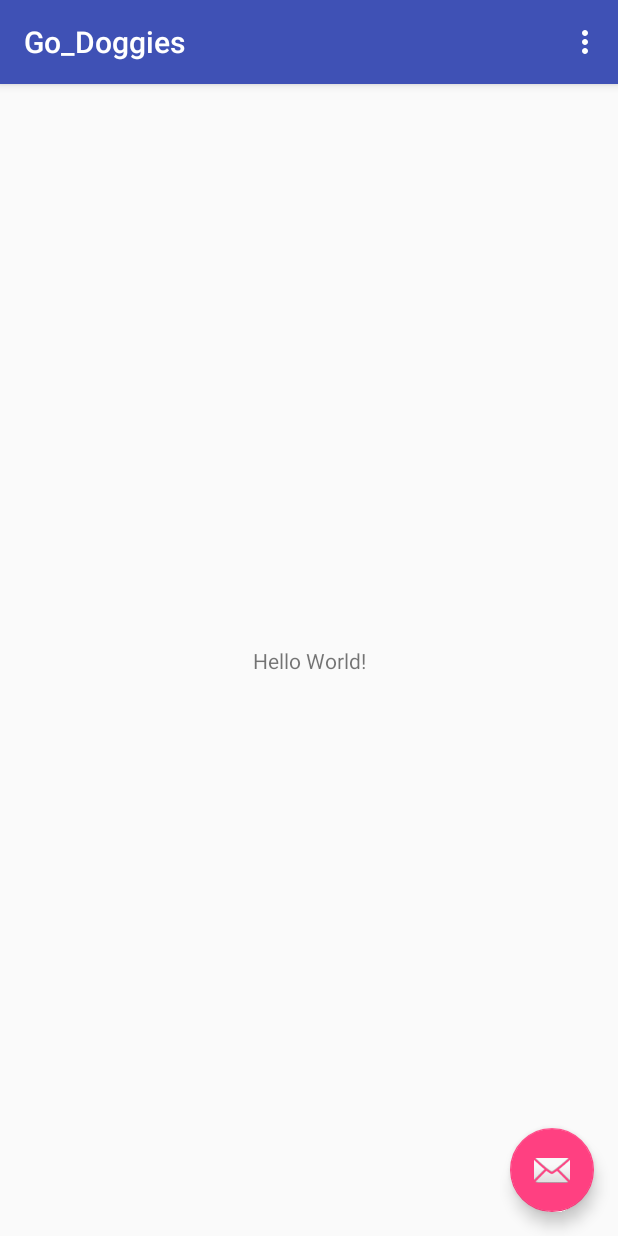
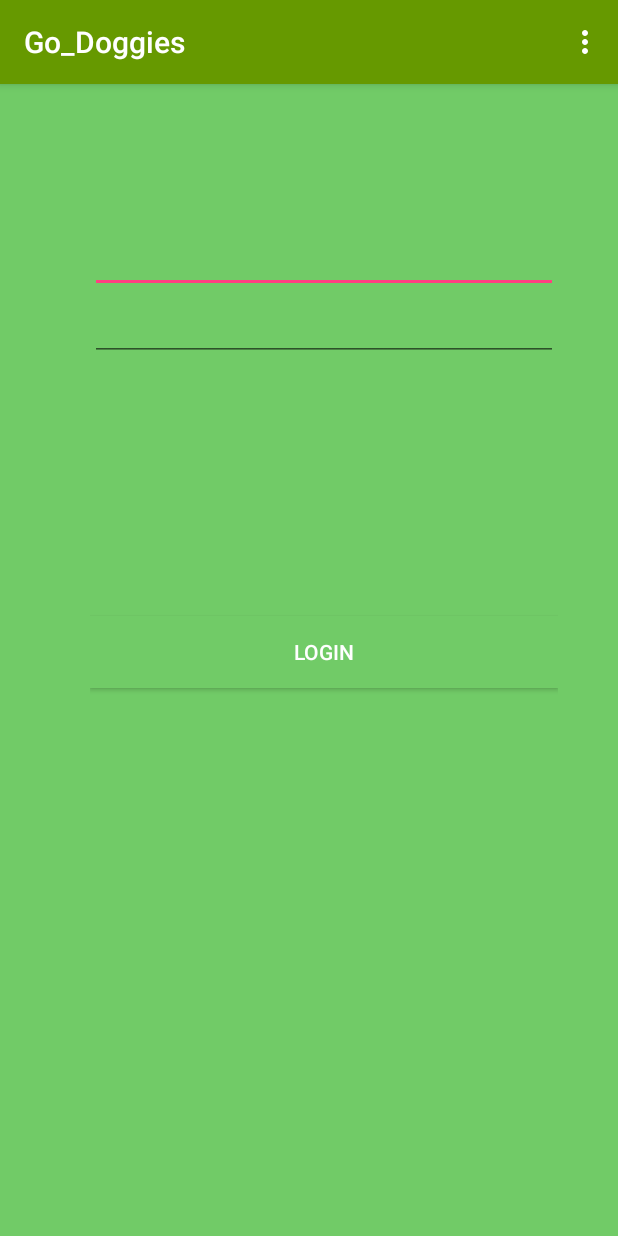
Before and after one commit to anto004/go-doggies, an Android app: the screen it shows after launch (MainActivity), on a phone screen of 412 x 824 dp. Run offline under Robolectric (Android 15) with nearby library versions, the phone set to English and light mode, and no system bars; 2 statements that could not run were skipped.

Commit message:
added login class

```diff
--- a/app/src/main/AndroidManifest.xml
+++ b/app/src/main/AndroidManifest.xml
@@ -1,7 +1,7 @@
 <?xml version="1.0" encoding="utf-8"?>
 <manifest xmlns:android="http://schemas.android.com/apk/res/android"
     package="app.go_doggies.com.go_doggies">
-
+    <uses-permission android:name="android.permission.INTERNET" />
     <application
         android:allowBackup="true"
         android:icon="@mipmap/ic_launcher"
--- a/app/src/main/java/app/go_doggies/com/go_doggies/MainActivity.java
+++ b/app/src/main/java/app/go_doggies/com/go_doggies/MainActivity.java
@@ -1,16 +1,22 @@
 package app.go_doggies.com.go_doggies;
 
 import android.os.Bundle;
-import android.widget.TextView;
-import android.support.design.widget.FloatingActionButton;
-import android.support.design.widget.Snackbar;
 import android.support.v7.app.AppCompatActivity;
 import android.support.v7.widget.Toolbar;
-import android.view.View;
 import android.view.Menu;
 import android.view.MenuItem;
+import android.view.View;
+import android.widget.Button;
+import android.widget.EditText;
+import android.widget.TextView;
+
+import java.util.HashMap;
 
 public class MainActivity extends AppCompatActivity {
+    private final String LOG_TAG = this.getClass().getName();
+    HashMap<String, String> map;
+    EditText username;
+    EditText password;
 
     // Used to load the 'native-lib' library on application startup.
     static {
@@ -24,14 +30,8 @@ public class MainActivity extends AppCompatActivity {
         Toolbar toolbar = (Toolbar) findViewById(R.id.toolbar);
         setSupportActionBar(toolbar);
 
-        FloatingActionButton fab = (FloatingActionButton) findViewById(R.id.fab);
-        fab.setOnClickListener(new View.OnClickListener() {
-            @Override
-            public void onClick(View view) {
-                Snackbar.make(view, "Replace with your own action", Snackbar.LENGTH_LONG)
-                        .setAction("Action", null).show();
-            }
-        });
+        Button loginButton = (Button) findViewById(R.id.login_button);
+        login(loginButton);
 
         // Example of a call to a native method
         TextView tv = (TextView) findViewById(R.id.sample_text);
@@ -65,4 +65,20 @@ public class MainActivity extends AppCompatActivity {
      * which is packaged with this application.
      */
     public native String stringFromJNI();
+
+    public void login(View button) {
+        username =(EditText) findViewById(R.id.email_text);
+        password = (EditText) findViewById(R.id.password_text);
+        map = new HashMap<>();
+        button.setOnClickListener(new View.OnClickListener() {
+            @Override
+            public void onClick(View view) {
+                map.put("username", username.toString());
+                map.put("password", password.toString());
+                Login login = new Login();
+                login.execute(map);
+            }
+        });
+
+    }
 }
--- a/app/src/main/res/layout/activity_main.xml
+++ b/app/src/main/res/layout/activity_main.xml
@@ -15,19 +15,22 @@
             android:id="@+id/toolbar"
             android:layout_width="match_parent"
             android:layout_height="?attr/actionBarSize"
-            android:background="?attr/colorPrimary"
+            android:background="@android:color/holo_green_dark"
             app:popupTheme="@style/AppTheme.PopupOverlay" />
 
     </android.support.design.widget.AppBarLayout>
 
     <include layout="@layout/content_main" />
+    <include layout="@layout/login"/>
 
-    <android.support.design.widget.FloatingActionButton
-        android:id="@+id/fab"
-        android:layout_width="wrap_content"
-        android:layout_height="wrap_content"
-        android:layout_gravity="bottom|end"
-        android:layout_margin="@dimen/fab_margin"
-        app:srcCompat="@android:drawable/ic_dialog_email" />
+
+
+    <!--<android.support.design.widget.FloatingActionButton-->
+        <!--android:id="@+id/fab"-->
+        <!--android:layout_width="wrap_content"-->
+        <!--android:layout_height="wrap_content"-->
+        <!--android:layout_gravity="bottom|end"-->
+        <!--android:layout_margin="@dimen/fab_margin"-->
+        <!--app:srcCompat="@android:drawable/ic_dialog_email" />-->
 
 </android.support.design.widget.CoordinatorLayout>
--- /dev/null
+++ b/app/src/main/res/layout/login.xml
@@ -0,0 +1,34 @@
+<?xml version="1.0" encoding="utf-8"?>
+<LinearLayout xmlns:android="http://schemas.android.com/apk/res/android"
+    android:layout_width="match_parent"
+    android:layout_height="match_parent"
+    android:background="@color/color_app_green"
+    android:orientation="vertical"
+    android:paddingLeft="60dp"
+    android:paddingRight="40dp"
+    android:paddingTop="150dp">
+
+    <EditText
+        android:id="@+id/email_text"
+        android:layout_width="match_parent"
+        android:layout_height="wrap_content"
+        android:ems="10"
+        android:inputType="textEmailAddress" />
+
+    <EditText
+        android:id="@+id/password_text"
+        android:layout_width="match_parent"
+        android:layout_height="wrap_content"
+        android:ems="10"
+        android:inputType="textPassword" />
+
+    <Button
+        android:id="@+id/login_button"
+        android:layout_width="match_parent"
+        android:layout_height="wrap_content"
+        android:layout_marginTop="170dp"
+        android:background="@color/color_app_green"
+        android:text="@string/login_button"
+        android:textColor="@android:color/white"
+        android:onClick="login"/>
+</LinearLayout>
--- a/app/src/main/res/values/colors.xml
+++ b/app/src/main/res/values/colors.xml
@@ -3,4 +3,5 @@
     <color name="colorPrimary">#3F51B5</color>
     <color name="colorPrimaryDark">#303F9F</color>
     <color name="colorAccent">#FF4081</color>
+    <color name="color_app_green">#71cb67</color>
 </resources>
--- a/app/src/main/res/values/strings.xml
+++ b/app/src/main/res/values/strings.xml
@@ -1,4 +1,8 @@
 <resources>
     <string name="app_name">Go_Doggies</string>
     <string name="action_settings">Settings</string>
+    //login
+    <string name="email_label">Email</string>
+    <string name="password_label">Password</string>
+    <string name="login_button">Login</string>
 </resources>
```
Also changed, not shown: app/src/main/java/app/go_doggies/com/go_doggies/Login.java (added, +82 -0 lines).
